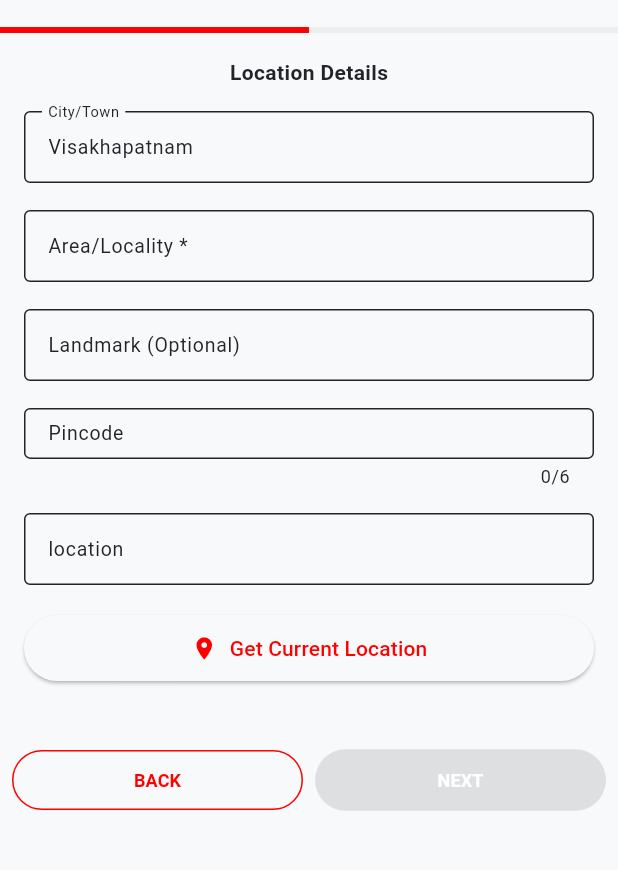
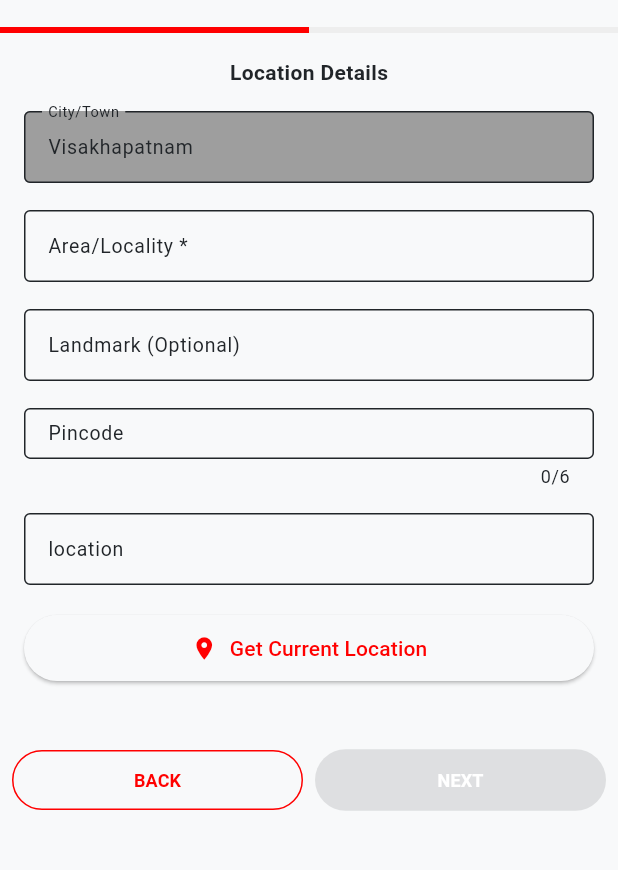
Before and after one commit to vara-prasad-f9/app-bharat-demo, a Flutter app: the AddProjectScreen screen opened directly, swiped to page 2, on a phone screen of 412 x 824 dp, the part 63-933 px from its top. Run offline on Flutter 3.47's test engine with Material 3 defaults, Android fonts, the phone set to English and light mode, and no system bars; our stand-ins replace flutter_riverpod, geocoding, geolocator, go_router, image_picker, shared_preferences; accounts and stored records are empty; network calls fail.

Commit message:
addd nes

```diff
--- a/lib/screens/project/widgets/location_details_step.dart
+++ b/lib/screens/project/widgets/location_details_step.dart
@@ -124,6 +124,8 @@ class _LocationDetailsStepState extends State<LocationDetailsStep> {
                   labelText: 'City/Town',
                   border: OutlineInputBorder(),
                   labelStyle: TextStyle(fontSize: 13),
+                  filled: true,
+                  fillColor: Colors.grey,
                 ),
                 initialValue: 'Visakhapatnam',
                 readOnly: true,
```
